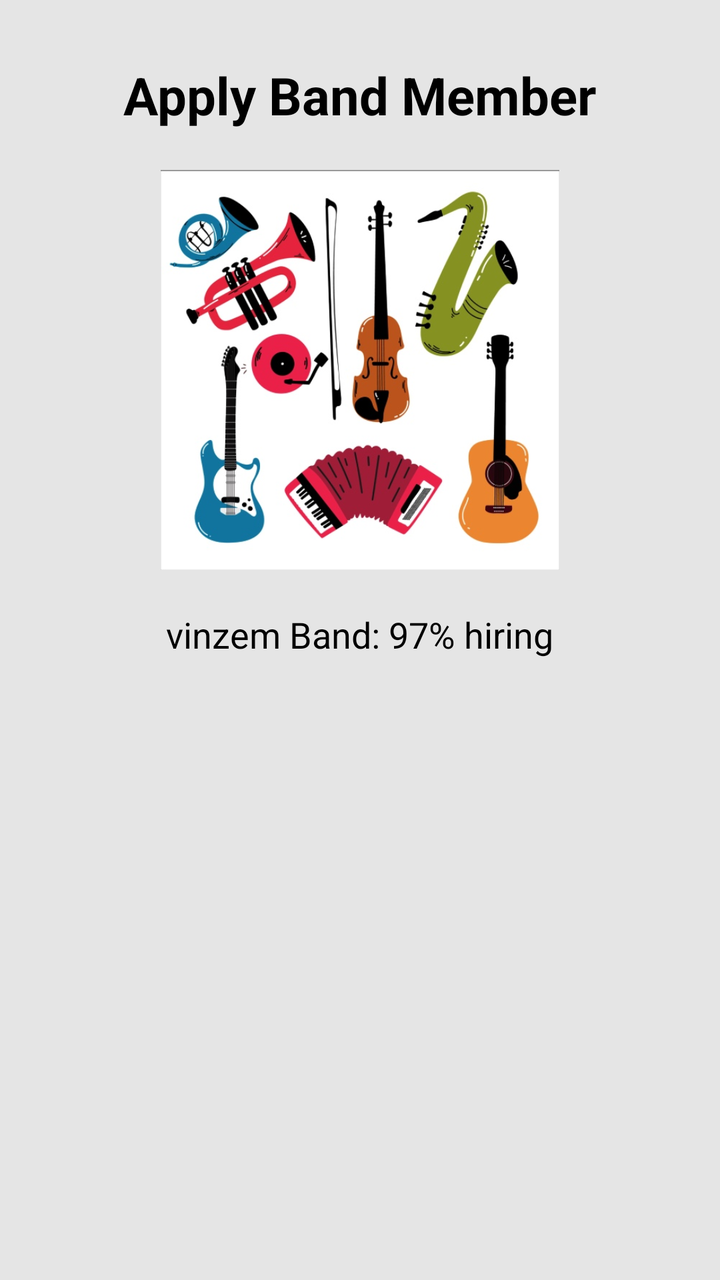
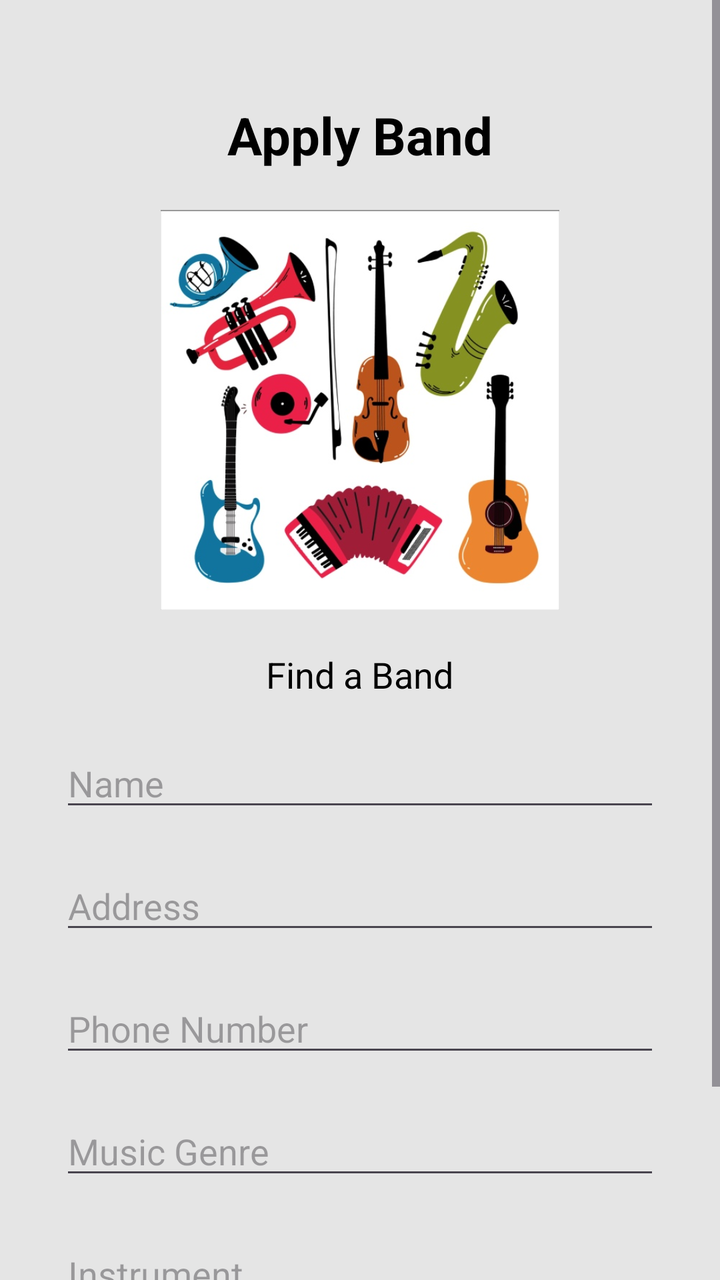

Compare the two renders of this Android layout. The source of the first and the diff that turns it into the second are given below.
<!-- AndroidManifest.xml: application theme Theme.MyApplication -->
<!-- res/layout/activity_apply_band_member.xml -->
<?xml version="1.0" encoding="utf-8"?>
<ScrollView xmlns:android="http://schemas.android.com/apk/res/android"
    android:layout_width="match_parent"
    android:layout_height="match_parent"
    android:background="#E5E5E5">

    <LinearLayout
        android:orientation="vertical"
        android:layout_width="match_parent"
        android:layout_height="wrap_content"
        android:gravity="center"
        android:padding="30dp">

        <TextView
            android:layout_width="wrap_content"
            android:layout_height="wrap_content"
            android:text="Apply Band Member"
            android:textColor="#000000"
            android:textSize="26sp"
            android:textStyle="bold"
            android:paddingBottom="20dp"/>

        <ImageView
            android:layout_width="200dp"
            android:layout_height="200dp"
            android:src="@drawable/apply_band_member" />

        <TextView
            android:layout_width="wrap_content"
            android:layout_height="wrap_content"
            android:text="vinzem Band: 97% hiring"
            android:textColor="#000000"
            android:textSize="18sp"
            android:paddingTop="20dp" />

    </LinearLayout>
</ScrollView>
<!-- resources referenced by this layout -->
<resources>
  <!-- drawable apply_band_member: jpeg bitmap (drawable, 88748 bytes) -->
  <style name="Theme.MyApplication" parent="Base.Theme.MyApplication" />
  <style name="Base.Theme.MyApplication" parent="Theme.Material3.DayNight.NoActionBar">
          
          
      </style>
</resources>

<!-- the commit's change to res/layout/activity_apply_band_member.xml (unified diff, before → after) -->
@@ -14,10 +14,11 @@
         <TextView
             android:layout_width="wrap_content"
             android:layout_height="wrap_content"
-            android:text="Apply Band Member"
+            android:text="Apply Band"
             android:textColor="#000000"
             android:textSize="26sp"
             android:textStyle="bold"
+            android:paddingTop="20dp"
             android:paddingBottom="20dp"/>
 
         <ImageView
@@ -26,12 +27,67 @@
             android:src="@drawable/apply_band_member" />
 
         <TextView
+            android:id="@+id/bandInfoText"
             android:layout_width="wrap_content"
             android:layout_height="wrap_content"
-            android:text="vinzem Band: 97% hiring"
+            android:text="Find a Band"
             android:textColor="#000000"
             android:textSize="18sp"
-            android:paddingTop="20dp" />
+            android:paddingTop="20dp"
+            android:clickable="true"
+            android:focusable="true" />
+
+
+        <EditText
+            android:id="@+id/editTextText2"
+            android:layout_width="match_parent"
+            android:layout_height="wrap_content"
+            android:ems="10"
+            android:inputType="text"
+            android:hint="Name"
+            android:layout_marginTop="20dp"
+            android:layout_marginBottom="20dp" />
+
+
+
+        <EditText
+            android:id="@+id/editTextAddress"
+            android:layout_width="match_parent"
+            android:layout_height="wrap_content"
+            android:hint="Address"
+            android:layout_marginBottom="20dp" />
+
+        <EditText
+            android:id="@+id/editTextAddress"
+            android:layout_width="match_parent"
+            android:layout_height="wrap_content"
+            android:hint="Phone Number"
+            android:layout_marginBottom="20dp" />
+
+        <AutoCompleteTextView
+            android:id="@+id/genreDropdown"
+            android:layout_width="match_parent"
+            android:layout_height="wrap_content"
+            android:hint="Music Genre"
+            android:layout_marginBottom="20dp"
+            android:inputType="none"
+            android:focusable="false" />
+
+        <AutoCompleteTextView
+            android:id="@+id/instrumentDropdown"
+            android:layout_width="match_parent"
+            android:layout_height="wrap_content"
+            android:hint="Instrument"
+            android:layout_marginBottom="20dp"
+            android:inputType="none"
+            android:focusable="false" />
+
+        <Button
+            android:id="@+id/button"
+            android:layout_width="199dp"
+            android:layout_height="wrap_content"
+            android:text="Apply" />
+
 
     </LinearLayout>
 </ScrollView>
